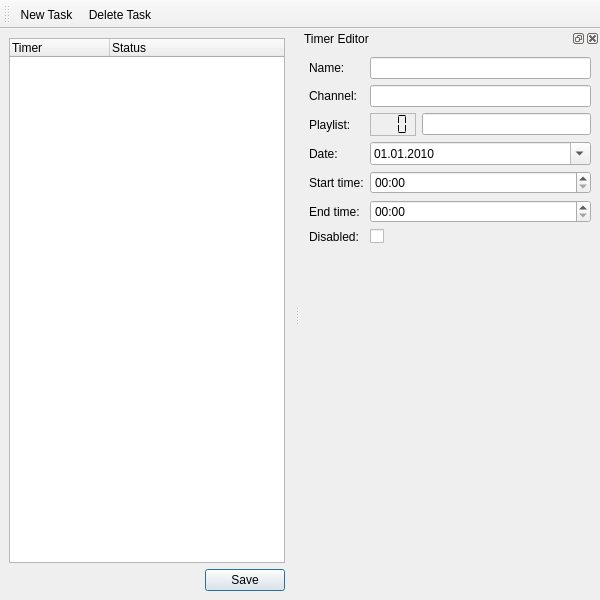
First picture: the form in src/ui/TimersManager.ui, repository ntadej/tano, before the edit.
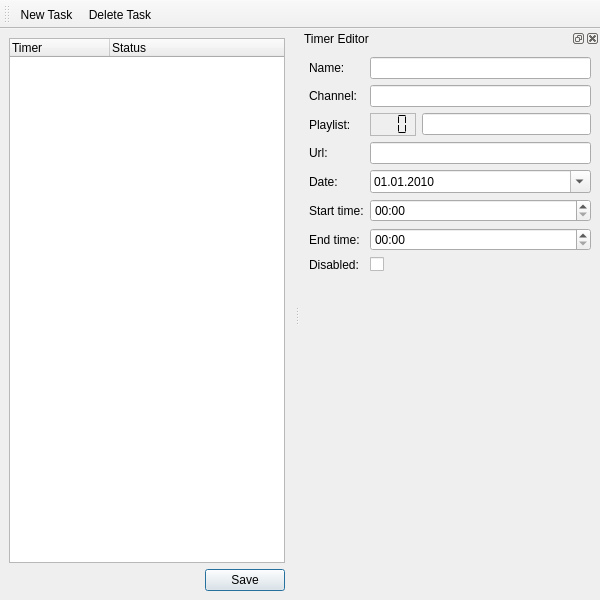
Second picture: the form after the edit. Icons and pictures are not drawn. Custom widgets are drawn as their Qt base class.

Diff of the .ui file:
```diff
--- a/src/ui/TimersManager.ui
+++ b/src/ui/TimersManager.ui
@@ -111,7 +111,7 @@
    <property name="minimumSize">
     <size>
      <width>300</width>
-     <height>286</height>
+     <height>307</height>
     </size>
    </property>
    <property name="windowTitle">
@@ -143,21 +143,21 @@
        </property>
       </widget>
      </item>
-     <item row="3" column="0">
+     <item row="4" column="0">
       <widget class="QLabel" name="labelDate">
        <property name="text">
         <string>Date:</string>
        </property>
       </widget>
      </item>
-     <item row="4" column="0">
+     <item row="5" column="0">
       <widget class="QLabel" name="labelStartTime">
        <property name="text">
         <string>Start time:</string>
        </property>
       </widget>
      </item>
-     <item row="5" column="0">
+     <item row="6" column="0">
       <widget class="QLabel" name="labelEndTime">
        <property name="text">
         <string>End time:</string>
@@ -174,7 +174,7 @@
        </property>
       </widget>
      </item>
-     <item row="3" column="1">
+     <item row="4" column="1">
       <widget class="QDateEdit" name="editDate">
        <property name="displayFormat">
         <string>dd.MM.yyyy</string>
@@ -191,14 +191,14 @@
        </property>
       </widget>
      </item>
-     <item row="4" column="1">
-      <widget class="QTimeEdit" name="editStartTime">
-       <property name="displayFormat">
-        <string>hh:mm</string>
-       </property>
-      </widget>
-     </item>
      <item row="5" column="1">
+      <widget class="QTimeEdit" name="editStartTime">
+       <property name="displayFormat">
+        <string>hh:mm</string>
+       </property>
+      </widget>
+     </item>
+     <item row="6" column="1">
       <widget class="QTimeEdit" name="editEndTime">
        <property name="displayFormat">
         <string>hh:mm</string>
@@ -238,7 +238,7 @@
        </item>
       </layout>
      </item>
-     <item row="7" column="1">
+     <item row="8" column="1">
       <spacer name="verticalSpacer">
        <property name="orientation">
         <enum>Qt::Vertical</enum>
@@ -251,16 +251,30 @@
        </property>
       </spacer>
      </item>
-     <item row="6" column="0">
+     <item row="7" column="0">
       <widget class="QLabel" name="labelDisabled">
        <property name="text">
         <string>Disabled:</string>
        </property>
       </widget>
      </item>
-     <item row="6" column="1">
+     <item row="7" column="1">
       <widget class="QCheckBox" name="checkBoxDisabled"/>
      </item>
+     <item row="3" column="1">
+      <widget class="QLineEdit" name="editUrl">
+       <property name="readOnly">
+        <bool>true</bool>
+       </property>
+      </widget>
+     </item>
+     <item row="3" column="0">
+      <widget class="QLabel" name="labelUrl">
+       <property name="text">
+        <string>Url:</string>
+       </property>
+      </widget>
+     </item>
     </layout>
    </widget>
   </widget>
```
